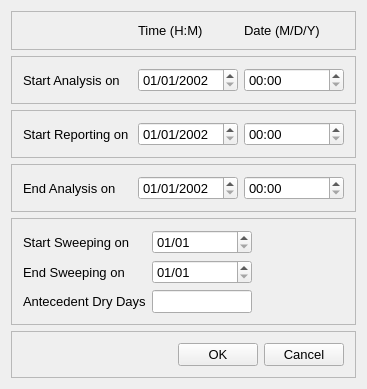
Above: src/ui/SWMM/frmDatesDesigner.ui from USEPA/SWMM-EPANET_User_Interface before the change. Below: the same form after it.
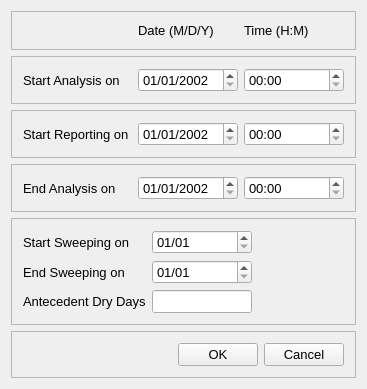
That is the form after the change.

Commit message: frmDatesDesigner -- fix issue #116 where date and time labels were reversed

Patch:
```diff
--- a/src/ui/SWMM/frmDatesDesigner.ui
+++ b/src/ui/SWMM/frmDatesDesigner.ui
@@ -49,7 +49,7 @@
         </widget>
        </item>
        <item>
-        <widget class="QLabel" name="lblTimes">
+        <widget class="QLabel" name="lblDays">
          <property name="minimumSize">
           <size>
            <width>50</width>
@@ -63,12 +63,12 @@
           </size>
          </property>
          <property name="text">
-          <string>Time (H:M)</string>
+          <string>Date (M/D/Y)</string>
          </property>
         </widget>
        </item>
        <item>
-        <widget class="QLabel" name="lblDays">
+        <widget class="QLabel" name="lblTimes">
          <property name="minimumSize">
           <size>
            <width>50</width>
@@ -82,7 +82,7 @@
           </size>
          </property>
          <property name="text">
-          <string>Date (M/D/Y)</string>
+          <string>Time (H:M)</string>
          </property>
         </widget>
        </item>
```
The commit also changes 1 other file.
